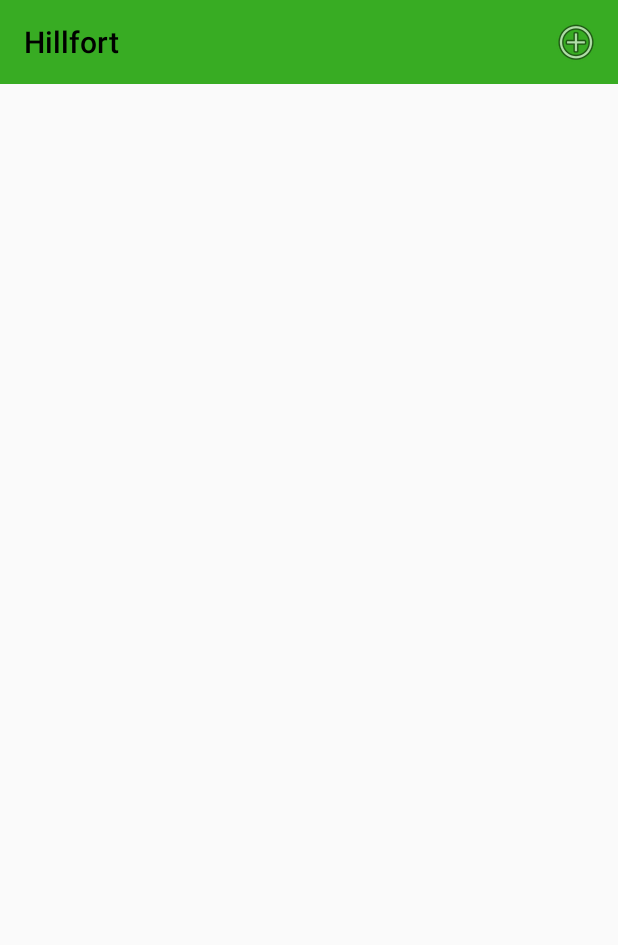
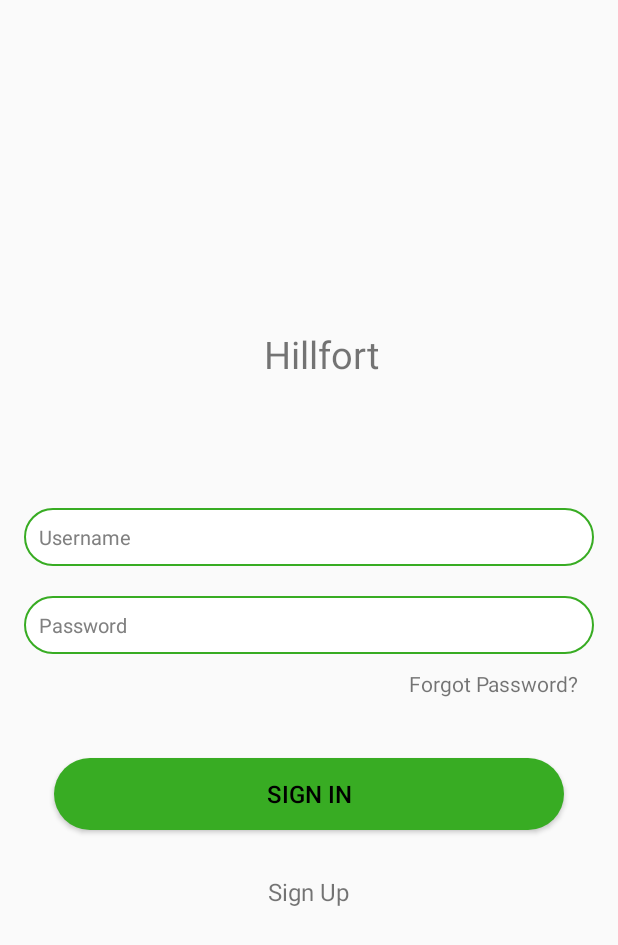
Before and after one commit to DavidCLarkin/Hillfort, an Android app: the screen it shows after launch (HillfortListActivity before the commit, SigninActivity after it), on a phone screen of 412 x 824 dp. Shown: the top 945 px of the screen. Run offline under Robolectric (Android 15) with nearby library versions, the phone set to English and light mode, and no system bars; 1 statement that could not run was skipped.

Commit message:
Added a new Layout XML file, that is the design for the Sign in/Sign up page. Also added two new drawables which are button_background and login_edit_background. These are then used throughout the app to get rounded edges instead of sharp cornered edges. The app currently launches to the Splash screen, then to the sign in page. You can click Sign In to open the app right now, but this will later have username and password validation checks.

```diff
--- a/app/src/main/AndroidManifest.xml
+++ b/app/src/main/AndroidManifest.xml
@@ -19,7 +19,7 @@
         android:theme="@style/AppTheme">
         <activity
             android:name=".activities.HillfortActivity"
-            android:theme="@style/AppTheme"/>
+            android:theme="@style/AppTheme" />
         <activity android:name=".activities.SplashScreenActivity">
             <intent-filter>
                 <action android:name="android.intent.action.MAIN" />
@@ -27,7 +27,7 @@
                 <category android:name="android.intent.category.LAUNCHER" />
             </intent-filter>
         </activity>
-        <activity android:name=".activities.HillfortListActivity"/>
+        <activity android:name=".activities.HillfortListActivity" />
 
         <meta-data
             android:name="com.google.android.geo.API_KEY"
@@ -36,7 +36,7 @@
         <activity
             android:name=".activities.MapsActivity"
             android:label="@string/title_activity_maps" />
-
+        <activity android:name=".activities.SigninActivity"></activity>
     </application>
 
 </manifest>
--- /dev/null
+++ b/app/src/main/java/org/wit/hillfort/activities/SigninActivity.kt
@@ -0,0 +1,26 @@
+package org.wit.hillfort.activities
+
+import android.content.Intent
+import android.support.v7.app.AppCompatActivity
+import android.os.Bundle
+import kotlinx.android.synthetic.main.activity_login.*
+import org.jetbrains.anko.AnkoLogger
+import org.wit.hillfort.R
+
+class SigninActivity : AppCompatActivity(), AnkoLogger {
+
+    override fun onCreate(savedInstanceState: Bundle?)
+    {
+        super.onCreate(savedInstanceState)
+        setContentView(R.layout.activity_login)
+
+        signin.setOnClickListener {
+            print("clicked sign in")
+            val intent = Intent(applicationContext, HillfortActivity::class.java)
+            startActivity(intent)
+            finish()
+        }
+    }
+
+
+}
--- a/app/src/main/java/org/wit/hillfort/activities/SplashScreenActivity.kt
+++ b/app/src/main/java/org/wit/hillfort/activities/SplashScreenActivity.kt
@@ -15,7 +15,7 @@ class SplashScreenActivity : AppCompatActivity()
     internal val runnable: Runnable = Runnable {
         if(!isFinishing)
         {
-            val intent = Intent(applicationContext, HillfortListActivity::class.java)
+            val intent = Intent(applicationContext, SigninActivity::class.java)
             startActivity(intent)
             finish()
         }
--- /dev/null
+++ b/app/src/main/res/drawable/button_background.xml
@@ -0,0 +1,8 @@
+<?xml version="1.0" encoding="utf-8"?>
+<shape xmlns:android="http://schemas.android.com/apk/res/android"
+    android:shape="rectangle">
+
+    <solid android:color="@color/colorAccent"/>
+
+    <corners android:radius="30dp"/>
+</shape>
--- /dev/null
+++ b/app/src/main/res/drawable/login_edit_background.xml
@@ -0,0 +1,11 @@
+<?xml version="1.0" encoding="utf-8"?>
+<shape xmlns:android="http://schemas.android.com/apk/res/android"
+    android:shape="rectangle">
+
+    <stroke
+        android:width="1dp"
+        android:color="@color/colorAccent"></stroke>
+    <solid android:color="#FFFFFF"></solid>
+    <corners android:radius="30dp"></corners>
+
+</shape>
--- a/app/src/main/res/layout/activity_hillfort.xml
+++ b/app/src/main/res/layout/activity_hillfort.xml
@@ -5,6 +5,8 @@
     xmlns:tools="http://schemas.android.com/tools"
     android:layout_width="match_parent"
     android:layout_height="match_parent"
+    android:focusable="true"
+    android:focusableInTouchMode="true"
     tools:context="org.wit.hillfort.activities.HillfortActivity">
 
     <android.support.v7.widget.Toolbar
@@ -53,6 +55,7 @@
                     android:layout_height="wrap_content"
                     android:layout_margin="8dp"
                     android:hint="@string/hint_hillfortTitle"
+                    android:background="@drawable/login_edit_background"
                     android:inputType="text"
                     android:maxLength="25"
                     android:maxLines="1"
@@ -66,6 +69,7 @@
                     android:layout_height="wrap_content"
                     android:layout_margin="8dp"
                     android:hint="@string/hint_hillfortDescription"
+                    android:background="@drawable/login_edit_background"
                     android:inputType="text"
                     android:maxLength="25"
                     android:maxLines="1"
@@ -77,7 +81,7 @@
                     android:layout_width="match_parent"
                     android:layout_height="wrap_content"
                     android:layout_margin="16dp"
-                    android:background="@color/colorAccent"
+                    android:background="@drawable/button_background"
                     android:paddingBottom="8dp"
                     android:paddingTop="8dp"
                     android:text="@string/button_addImage"
@@ -111,7 +115,7 @@
                     android:layout_width="match_parent"
                     android:layout_height="wrap_content"
                     android:layout_margin="16dp"
-                    android:background="@color/colorAccent"
+                    android:background="@drawable/button_background"
                     android:paddingBottom="8dp"
                     android:paddingTop="8dp"
                     android:stateListAnimator="@null"
@@ -124,7 +128,7 @@
                     android:layout_width="match_parent"
                     android:layout_height="wrap_content"
                     android:layout_margin="16dp"
-                    android:background="@color/colorAccent"
+                    android:background="@drawable/button_background"
                     android:paddingBottom="8dp"
                     android:paddingTop="8dp"
                     android:stateListAnimator="@null"
@@ -137,7 +141,7 @@
                     android:layout_width="match_parent"
                     android:layout_height="wrap_content"
                     android:layout_margin="16dp"
-                    android:background="@color/colorAccent"
+                    android:background="@drawable/button_background"
                     android:paddingBottom="8dp"
                     android:paddingTop="8dp"
                     android:stateListAnimator="@null"
--- /dev/null
+++ b/app/src/main/res/layout/activity_login.xml
@@ -0,0 +1,84 @@
+<?xml version="1.0" encoding="utf-8"?>
+<RelativeLayout
+    xmlns:android="http://schemas.android.com/apk/res/android"
+    android:layout_width="match_parent"
+    android:layout_height="match_parent"
+    android:focusable="true"
+    android:focusableInTouchMode="true">
+
+    <ScrollView
+        android:layout_width="match_parent"
+        android:layout_height="wrap_content"
+        android:layout_centerVertical="true">
+
+        <LinearLayout
+            android:layout_width="match_parent"
+            android:layout_height="wrap_content"
+            android:orientation="vertical"
+            android:layout_marginStart="16dp"
+            android:layout_marginEnd="16dp">
+
+            <TextView
+                android:layout_width="100dp"
+                android:layout_height="100dp"
+                android:paddingLeft="20dp"
+                android:textSize="25dp"
+                android:text="@string/app_name"
+                android:layout_gravity="center_horizontal"/>
+
+            <EditText
+                android:id="@+id/username"
+                android:layout_marginTop="20dp"
+                android:hint="Username"
+                android:textColor="@color/colorPrimaryDark"
+                android:textSize="13dp"
+                android:textColorHint="#808080"
+                android:layout_width="match_parent"
+                android:layout_height="wrap_content"
+                android:background="@drawable/login_edit_background"
+                android:padding="10dp"/>
+
+            <EditText
+                android:id="@+id/password"
+                android:layout_marginTop="20dp"
+                android:hint="Password"
+                android:textColor="@color/colorPrimaryDark"
+                android:textSize="13dp"
+                android:textColorHint="#808080"
+                android:layout_width="match_parent"
+                android:layout_height="wrap_content"
+                android:background="@drawable/login_edit_background"
+                android:padding="10dp"/>
+
+            <TextView
+                android:layout_width="wrap_content"
+                android:layout_height="wrap_content"
+                android:text="Forgot Password?"
+                android:padding="10dp"
+                android:layout_gravity="end"/>
+
+            <Button
+                android:id="@+id/signin"
+                android:layout_marginStart="20dp"
+                android:layout_marginEnd="20dp"
+                android:layout_width="match_parent"
+                android:layout_height="wrap_content"
+                android:textColor="@color/colorPrimary"
+                android:background="@drawable/button_background"
+                android:text="Sign In"
+                android:layout_marginTop="30dp"
+                android:layout_marginBottom="30dp"
+                android:textSize="16dp"/>
+
+            <TextView
+                android:id="@+id/signup"
+                android:layout_width="wrap_content"
+                android:layout_height="wrap_content"
+                android:text="Sign Up"
+                android:textSize="16dp"
+                android:layout_gravity="center_horizontal"/>
+
+
+        </LinearLayout>
+    </ScrollView>
+</RelativeLayout>
--- /dev/null
+++ b/app/src/main/res/layout/activity_signin.xml
@@ -0,0 +1,9 @@
+<?xml version="1.0" encoding="utf-8"?>
+<android.support.constraint.ConstraintLayout xmlns:android="http://schemas.android.com/apk/res/android"
+    xmlns:app="http://schemas.android.com/apk/res-auto"
+    xmlns:tools="http://schemas.android.com/tools"
+    android:layout_width="match_parent"
+    android:layout_height="match_parent"
+    tools:context=".activities.SigninActivity">
+
+</android.support.constraint.ConstraintLayout>
--- a/app/src/main/res/layout/activity_splash_screen.xml
+++ b/app/src/main/res/layout/activity_splash_screen.xml
@@ -13,7 +13,7 @@
         android:gravity="center"
         android:keepScreenOn="true"
         android:text="@string/splash_screen_text"
-        android:textColor="#000"
+        android:textColor="#000000"
         android:textSize="25sp" />
 
 </FrameLayout>
```
